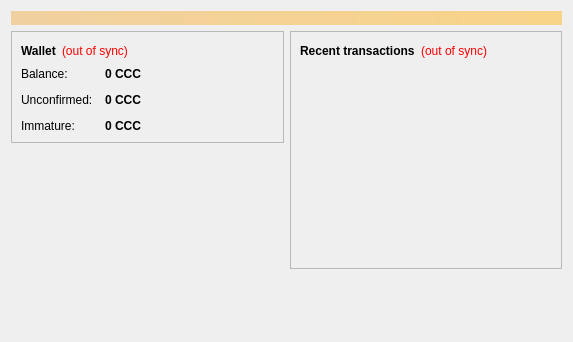
First picture: the form in src/qt/forms/overviewpage.ui, repository Cancercoin/Cancercoin, before the edit.
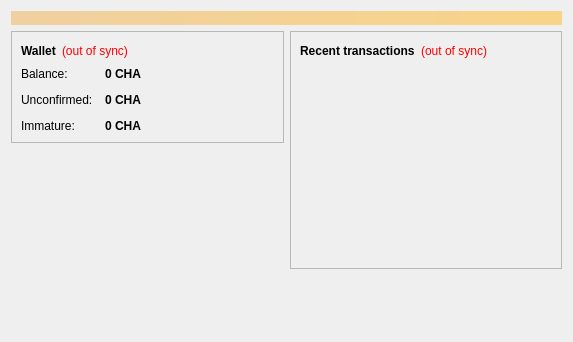
Second picture: the form after the edit.

What changed in the file:
```diff
--- a/src/qt/forms/overviewpage.ui
+++ b/src/qt/forms/overviewpage.ui
@@ -122,7 +122,7 @@
                <string>Your current balance</string>
               </property>
               <property name="text">
-               <string notr="true">0 CCC</string>
+               <string notr="true">0 CHA</string>
               </property>
               <property name="textInteractionFlags">
                <set>Qt::LinksAccessibleByMouse|Qt::TextSelectableByKeyboard|Qt::TextSelectableByMouse</set>
@@ -151,7 +151,7 @@
                <string>Total of transactions that have yet to be confirmed, and do not yet count toward the current balance</string>
               </property>
               <property name="text">
-               <string notr="true">0 CCC</string>
+               <string notr="true">0 CHA</string>
               </property>
               <property name="textInteractionFlags">
                <set>Qt::LinksAccessibleByMouse|Qt::TextSelectableByKeyboard|Qt::TextSelectableByMouse</set>
@@ -177,7 +177,7 @@
                <string>Mined balance that has not yet matured</string>
               </property>
               <property name="text">
-               <string notr="true">0 CCC</string>
+               <string notr="true">0 CHA</string>
               </property>
               <property name="textInteractionFlags">
                <set>Qt::LinksAccessibleByMouse|Qt::TextSelectableByKeyboard|Qt::TextSelectableByMouse</set>
```
Left out of the diff: 4 changed lines with no effect on the pictures.
